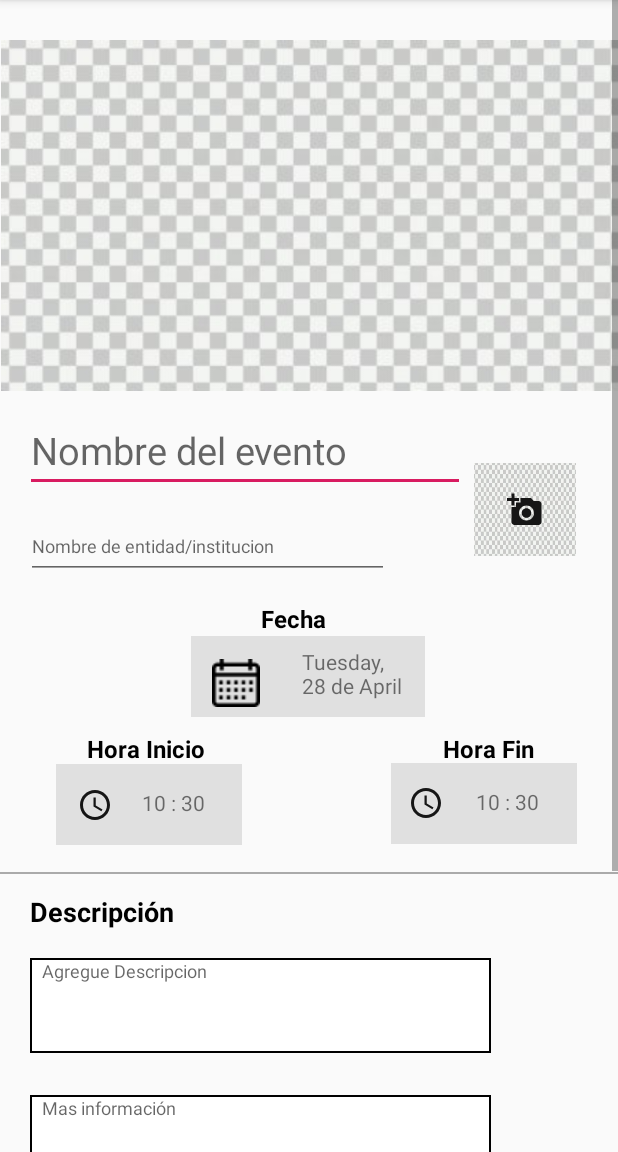
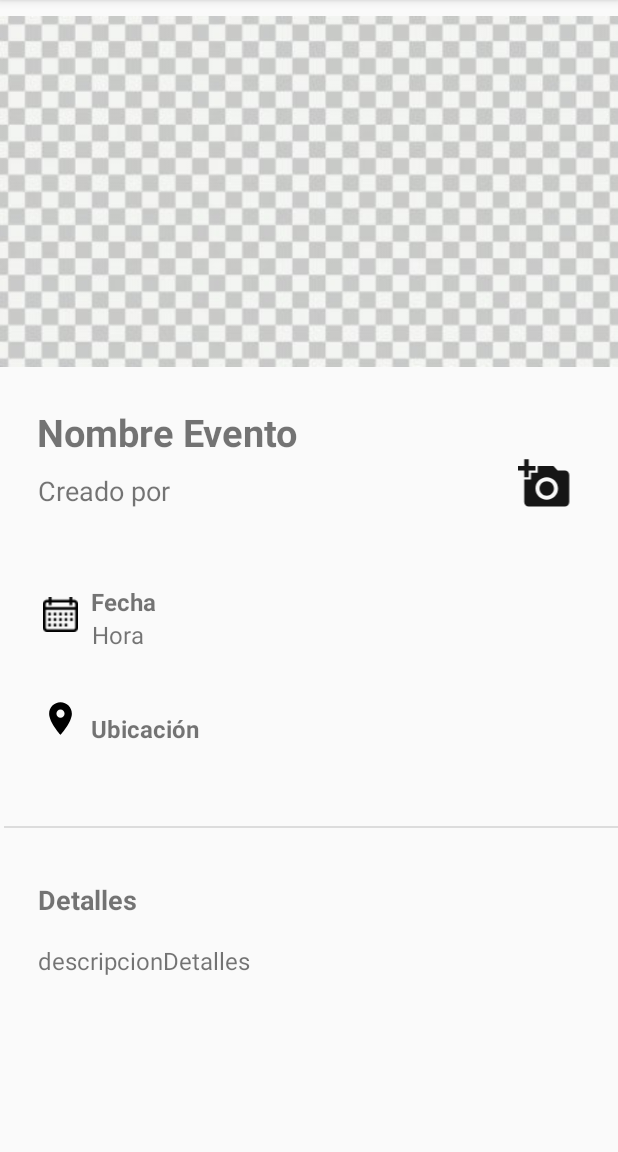
Before and after one commit to pipo2310/EventosUCR, an Android app: the screen it shows after launch (CrearEvento before the commit, VistaEvento after it), after a tap on "BUTTON", on a phone screen of 412 x 824 dp, the part 84-1236 px from its top. Run offline under Robolectric (Android 15) with nearby library versions, the phone set to English and light mode, and no system bars.

Commit message:
Creación Interfaz: vista de un evento

```diff
--- a/app/src/main/AndroidManifest.xml
+++ b/app/src/main/AndroidManifest.xml
@@ -9,7 +9,8 @@
         android:roundIcon="@mipmap/ic_launcher_round"
         android:supportsRtl="true"
         android:theme="@style/AppTheme">
-        <activity android:name=".CrearEvento"></activity>
+        <activity android:name=".VistaEvento"></activity>
+        <activity android:name=".CrearEvento" />
         <activity android:name=".MainActivity">
             <intent-filter>
                 <action android:name="android.intent.action.MAIN" />
--- a/app/src/main/java/cobit19/ecci/ucr/ac/eventosucr/CrearEvento.java
+++ b/app/src/main/java/cobit19/ecci/ucr/ac/eventosucr/CrearEvento.java
@@ -95,7 +95,7 @@ String horaFinalBase;
 
     public void guardarEvento() {
         boolean insertar=true;
-        EditText nombre=(EditText)findViewById(R.id.nombreEvento);
+        EditText nombre=(EditText)findViewById(R.id.imgEvento);
         EditText institucion=(EditText)findViewById(R.id.nombreInstitucion2);
         EditText detalles=(EditText)findViewById(R.id.agregueDescripcion2);
         EditText masinfo=(EditText)findViewById(R.id.masInformacion);
--- a/app/src/main/java/cobit19/ecci/ucr/ac/eventosucr/MainActivity.java
+++ b/app/src/main/java/cobit19/ecci/ucr/ac/eventosucr/MainActivity.java
@@ -54,7 +54,7 @@ public class MainActivity extends AppCompatActivity {
     }
 
     public void cambiarDePantalla() {
-        Intent a =new Intent(this,CrearEvento.class);
+        Intent a =new Intent(this,VistaEvento.class);
         startActivity(a);
     }
 }
--- /dev/null
+++ b/app/src/main/java/cobit19/ecci/ucr/ac/eventosucr/VistaEvento.java
@@ -0,0 +1,14 @@
+package cobit19.ecci.ucr.ac.eventosucr;
+
+import androidx.appcompat.app.AppCompatActivity;
+
+import android.os.Bundle;
+
+public class VistaEvento extends AppCompatActivity {
+
+    @Override
+    protected void onCreate(Bundle savedInstanceState) {
+        super.onCreate(savedInstanceState);
+        setContentView(R.layout.activity_vista_evento);
+    }
+}
--- a/app/src/main/res/layout/activity_crear_evento.xml
+++ b/app/src/main/res/layout/activity_crear_evento.xml
@@ -21,7 +21,7 @@
                 android:layout_marginTop="16dp"
                 android:layout_marginEnd="18dp"
                 android:layout_marginBottom="1dp"
-                app:layout_constraintBottom_toTopOf="@+id/nombreEvento"
+                app:layout_constraintBottom_toTopOf="@+id/imgEvento"
                 app:layout_constraintEnd_toEndOf="parent"
                 app:layout_constraintHorizontal_bias="0.485"
                 app:layout_constraintStart_toStartOf="parent"
@@ -30,7 +30,7 @@
                 app:srcCompat="@drawable/imagenblanco" />
 
             <EditText
-                android:id="@+id/nombreEvento"
+                android:id="@+id/imgEvento"
                 android:layout_width="wrap_content"
                 android:layout_height="wrap_content"
                 android:layout_marginEnd="34dp"
@@ -61,7 +61,7 @@
                 app:layout_constraintEnd_toEndOf="parent"
                 app:layout_constraintHorizontal_bias="0.12"
                 app:layout_constraintStart_toStartOf="parent"
-                app:layout_constraintTop_toBottomOf="@+id/nombreEvento"
+                app:layout_constraintTop_toBottomOf="@+id/imgEvento"
                 app:layout_constraintVertical_bias="0.849" />
 
             <EditText
@@ -78,7 +78,7 @@
                 app:layout_constraintEnd_toEndOf="parent"
                 app:layout_constraintHorizontal_bias="0.101"
                 app:layout_constraintStart_toStartOf="parent"
-                app:layout_constraintTop_toBottomOf="@+id/nombreEvento"
+                app:layout_constraintTop_toBottomOf="@+id/imgEvento"
                 app:layout_constraintVertical_bias="0.0" />
 
             <ImageButton
--- /dev/null
+++ b/app/src/main/res/layout/activity_vista_evento.xml
@@ -0,0 +1,174 @@
+<?xml version="1.0" encoding="utf-8"?>
+<ScrollView xmlns:android="http://schemas.android.com/apk/res/android"
+    xmlns:app="http://schemas.android.com/apk/res-auto"
+    xmlns:tools="http://schemas.android.com/tools"
+    android:layout_width="match_parent"
+    android:layout_height="match_parent"
+    android:fillViewport="true"
+    tools:context=".VistaEvento">
+
+
+    <androidx.constraintlayout.widget.ConstraintLayout
+        android:layout_width="match_parent"
+        android:layout_height="wrap_content"
+        android:orientation="vertical" >
+
+
+        <ImageView
+            android:id="@+id/imgEvento"
+            android:layout_width="wrap_content"
+            android:layout_height="wrap_content"
+            app:layout_constraintBottom_toBottomOf="parent"
+            app:layout_constraintEnd_toEndOf="parent"
+            app:layout_constraintHorizontal_bias="0.0"
+            app:layout_constraintStart_toStartOf="parent"
+            app:layout_constraintTop_toTopOf="parent"
+            app:layout_constraintVertical_bias="0.0"
+            app:srcCompat="@drawable/imagenblanco" />
+
+        <TextView
+            android:id="@+id/nombreDeEvento"
+            android:layout_width="wrap_content"
+            android:layout_height="wrap_content"
+            android:text="Nombre Evento"
+            android:textSize="25sp"
+            android:textStyle="bold"
+            app:layout_constraintBottom_toBottomOf="parent"
+            app:layout_constraintEnd_toEndOf="parent"
+            app:layout_constraintHorizontal_bias="0.105"
+            app:layout_constraintStart_toStartOf="parent"
+            app:layout_constraintTop_toBottomOf="@+id/imgEvento"
+            app:layout_constraintVertical_bias="0.032" />
+
+        <TextView
+            android:id="@+id/creadorEvento"
+            android:layout_width="wrap_content"
+            android:layout_height="wrap_content"
+            android:text="Creado por"
+            android:textSize="18sp"
+            app:layout_constraintBottom_toBottomOf="parent"
+            app:layout_constraintEnd_toEndOf="parent"
+            app:layout_constraintHorizontal_bias="0.079"
+            app:layout_constraintStart_toStartOf="parent"
+            app:layout_constraintTop_toBottomOf="@+id/nombreDeEvento"
+            app:layout_constraintVertical_bias="0.022" />
+
+        <ImageView
+            android:id="@+id/imgCreadorEvento"
+            android:layout_width="47dp"
+            android:layout_height="36dp"
+            app:layout_constraintBottom_toBottomOf="parent"
+            app:layout_constraintEnd_toEndOf="parent"
+            app:layout_constraintHorizontal_bias="0.898"
+            app:layout_constraintStart_toEndOf="@+id/creadorEvento"
+            app:layout_constraintTop_toBottomOf="@+id/imgEvento"
+            app:layout_constraintVertical_bias="0.103"
+            app:srcCompat="@drawable/ic_add_a_photo_black_24dp" />
+
+        <ImageView
+            android:id="@+id/calendario"
+            android:layout_width="26dp"
+            android:layout_height="23dp"
+            app:layout_constraintBottom_toBottomOf="parent"
+            app:layout_constraintEnd_toEndOf="parent"
+            app:layout_constraintHorizontal_bias="0.07"
+            app:layout_constraintStart_toStartOf="parent"
+            app:layout_constraintTop_toBottomOf="@+id/creadorEvento"
+            app:layout_constraintVertical_bias="0.144"
+            app:srcCompat="@drawable/calendaricon" />
+
+        <ImageView
+            android:id="@+id/imageView7"
+            android:layout_width="26dp"
+            android:layout_height="27dp"
+            android:layout_marginTop="44dp"
+            app:layout_constraintEnd_toEndOf="parent"
+            app:layout_constraintHorizontal_bias="0.07"
+            app:layout_constraintStart_toStartOf="parent"
+            app:layout_constraintTop_toBottomOf="@+id/calendario"
+            app:srcCompat="@drawable/ic_location_on_black_24dp" />
+
+        <TextView
+            android:id="@+id/fecha"
+            android:layout_width="wrap_content"
+            android:layout_height="wrap_content"
+            android:text="Fecha"
+            android:textSize="16sp"
+            android:textStyle="bold"
+            app:layout_constraintBottom_toBottomOf="parent"
+            app:layout_constraintEnd_toEndOf="parent"
+            app:layout_constraintHorizontal_bias="0.024"
+            app:layout_constraintStart_toEndOf="@+id/calendario"
+            app:layout_constraintTop_toBottomOf="@+id/creadorEvento"
+            app:layout_constraintVertical_bias="0.124" />
+
+        <TextView
+            android:id="@+id/hora"
+            android:layout_width="wrap_content"
+            android:layout_height="wrap_content"
+            android:text="Hora"
+            android:textSize="16sp"
+            app:layout_constraintBottom_toBottomOf="parent"
+            app:layout_constraintEnd_toEndOf="parent"
+            app:layout_constraintHorizontal_bias="0.024"
+            app:layout_constraintStart_toEndOf="@+id/calendario"
+            app:layout_constraintTop_toBottomOf="@+id/fecha"
+            app:layout_constraintVertical_bias="0.0" />
+
+        <TextView
+            android:id="@+id/ubicacion"
+            android:layout_width="wrap_content"
+            android:layout_height="wrap_content"
+            android:text="Ubicación"
+            android:textSize="16sp"
+            android:textStyle="bold"
+            app:layout_constraintBottom_toBottomOf="parent"
+            app:layout_constraintEnd_toEndOf="parent"
+            app:layout_constraintHorizontal_bias="0.026"
+            app:layout_constraintStart_toEndOf="@+id/imageView7"
+            app:layout_constraintTop_toBottomOf="@+id/hora"
+            app:layout_constraintVertical_bias="0.13" />
+
+        <View
+            android:id="@+id/divisor1"
+            android:layout_width="409dp"
+            android:layout_height="1dp"
+            android:layout_marginStart="2dp"
+            android:layout_marginTop="41dp"
+            android:layout_marginBottom="200dp"
+            android:background="?android:attr/listDivider"
+            app:layout_constraintBottom_toBottomOf="parent"
+            app:layout_constraintEnd_toEndOf="parent"
+            app:layout_constraintStart_toStartOf="parent"
+            app:layout_constraintTop_toBottomOf="@+id/imageView7" />
+
+        <TextView
+            android:id="@+id/tituloDetalles"
+            android:layout_width="wrap_content"
+            android:layout_height="wrap_content"
+            android:text="Detalles "
+            android:textSize="18sp"
+            android:textStyle="bold"
+            app:layout_constraintBottom_toBottomOf="parent"
+            app:layout_constraintEnd_toEndOf="parent"
+            app:layout_constraintHorizontal_bias="0.074"
+            app:layout_constraintStart_toStartOf="parent"
+            app:layout_constraintTop_toBottomOf="@+id/divisor1"
+            app:layout_constraintVertical_bias="0.184" />
+
+        <TextView
+            android:id="@+id/descripcionDetalles"
+            android:layout_width="wrap_content"
+            android:layout_height="wrap_content"
+            android:text="descripcionDetalles"
+            android:textSize="16sp"
+            app:layout_constraintBottom_toBottomOf="parent"
+            app:layout_constraintEnd_toEndOf="parent"
+            app:layout_constraintHorizontal_bias="0.094"
+            app:layout_constraintStart_toStartOf="parent"
+            app:layout_constraintTop_toBottomOf="@+id/tituloDetalles"
+            app:layout_constraintVertical_bias="0.131" />
+
+    </androidx.constraintlayout.widget.ConstraintLayout>
+
+    </ScrollView>
```
